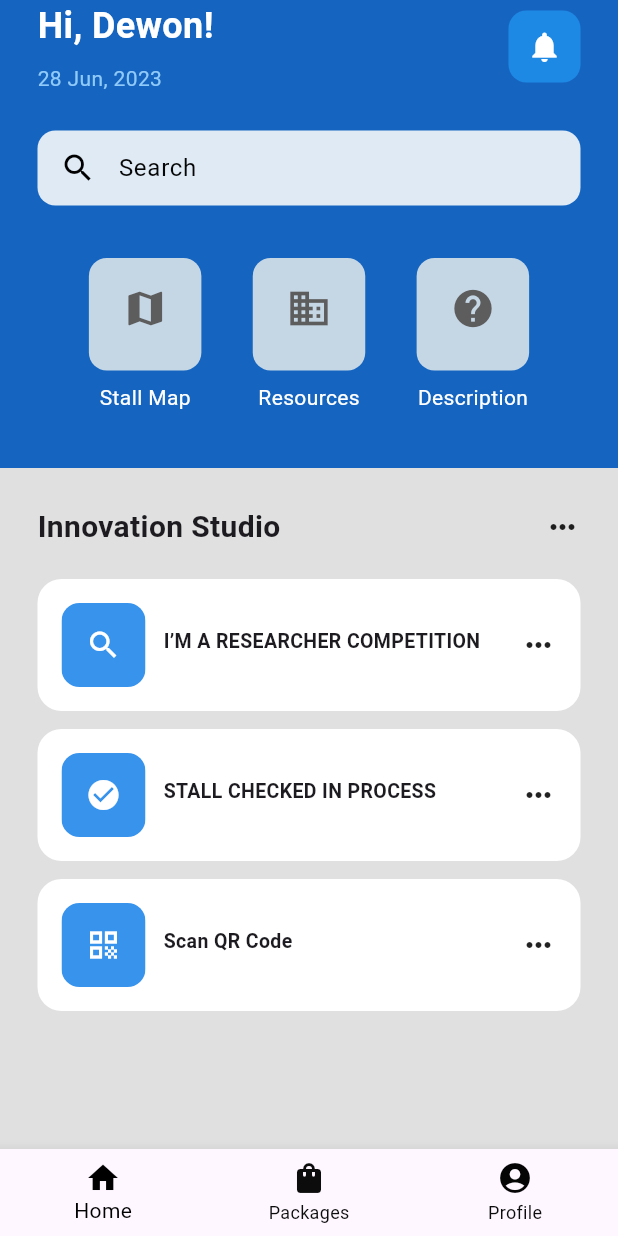
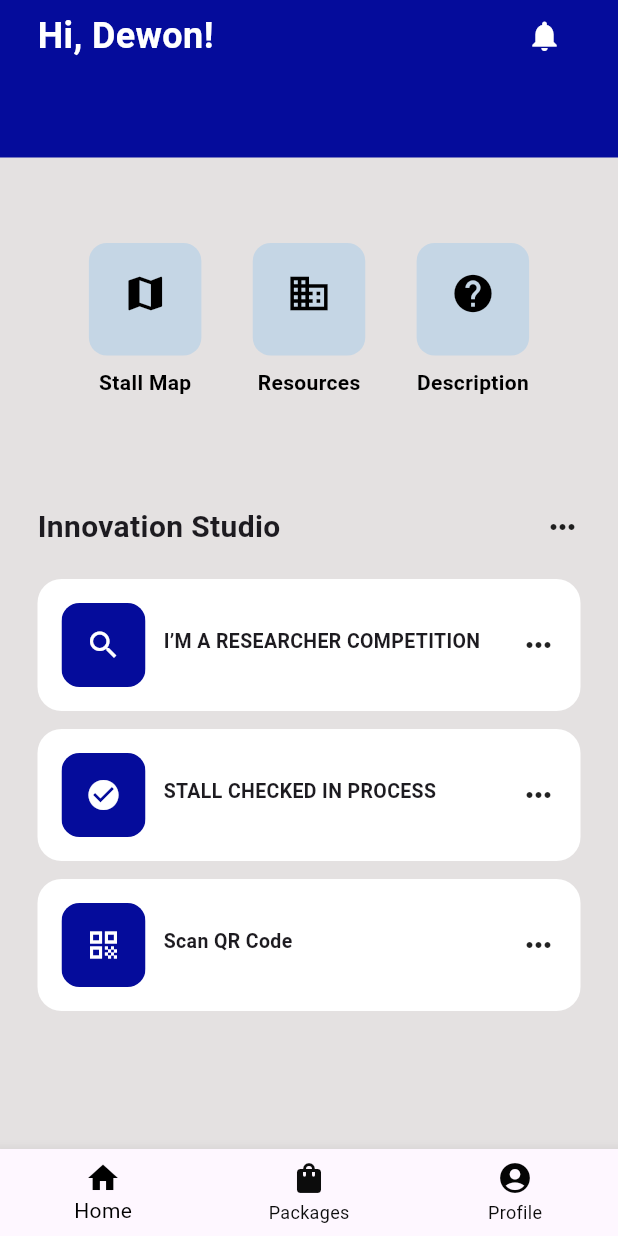
Before and after one commit to ProjectConfee/Confee-mobile, a Flutter app: the HomePage_Sponser screen opened by its route, on a phone screen of 412 x 824 dp. Run offline on Flutter 3.47's test engine with Material 3 defaults, Android fonts, the phone set to English and light mode, and no system bars; our stand-ins replace webview_flutter, youtube_player_flutter; missing offline and left inert: qr_code_scanner, syncfusion_flutter_pdfviewer.

Commit message:
edit updated home page

```diff
--- a/lib/screens/authors/innovationStudio/description_page.dart
+++ b/lib/screens/authors/innovationStudio/description_page.dart
@@ -116,7 +116,7 @@ class _DescriptionPageState extends State<DescriptionPage> {
     return Scaffold(
       appBar: AppBar(
         title: Text('Description'),
-        backgroundColor: Colors.blue[800], // Set the app bar color
+        backgroundColor: Color.fromARGB(255, 7, 14, 145), // Set the app bar color
         leading: IconButton(
           icon: Icon(Icons.arrow_back),
           onPressed: () {
--- a/lib/screens/authors/innovationStudio/home_page.dart
+++ b/lib/screens/authors/innovationStudio/home_page.dart
@@ -768,7 +768,7 @@ class _HomePageState extends State<HomePage_Sponser> {
   @override
   Widget build(BuildContext context) {
     return Scaffold(
-      backgroundColor: Colors.blue[800],
+      backgroundColor: Color(0xFF050C9B),
       bottomNavigationBar: CustomBottomNavigationBar(
         currentIndex: _currentIndex,
         onTap: _onBottomNavBarTapped,
@@ -795,13 +795,7 @@ class _HomePageState extends State<HomePage_Sponser> {
                               fontWeight: FontWeight.bold,
                             ),
                           ),
-                          SizedBox(height: 8),
-                          Text(
-                            '28 Jun, 2023',
-                            style: TextStyle(
-                              color: Colors.blue[200],
-                            ),
-                          ),
+
                         ],
                       ),
                       // Notification
@@ -810,10 +804,7 @@ class _HomePageState extends State<HomePage_Sponser> {
                           _navigateToNotificationPage(context);
                         },
                         child: Container(
-                          decoration: BoxDecoration(
-                            color: Colors.blue[600],
-                            borderRadius: BorderRadius.circular(12),
-                          ),
+
                           padding: EdgeInsets.all(12),
                           child: Icon(
                             Icons.notifications,
@@ -823,42 +814,37 @@ class _HomePageState extends State<HomePage_Sponser> {
                       ),
                     ],
                   ),
-                  SizedBox(height: 25),
+                  SizedBox(height:10),
                   // Search bar
-                  Container(
-                    decoration: BoxDecoration(
-                      color: Color.fromARGB(255, 223, 234, 245),
-                      borderRadius: BorderRadius.circular(12),
-                    ),
-                    padding: EdgeInsets.only(left: 15, top: 1, bottom: 1),
-                    child: Row(
-                      children: [
-                        Icon(
-                          Icons.search,
-                          color: const Color.fromARGB(255, 0, 0, 0),
-                        ),
-                        SizedBox(width: 15),
-                        Expanded(
-                          child: GestureDetector(
-                            onTap: () {
-                              _navigateToCompetitionPage(context); // Navigate to CompetitionPage on search icon tap
-                            },
-                            child: TextField(
-                              style: TextStyle(color: const Color.fromARGB(255, 0, 0, 0)),
-                              decoration: InputDecoration(
-                                hintText: 'Search',
-                                hintStyle: TextStyle(color: const Color.fromARGB(255, 6, 6, 6)),
-                                border: InputBorder.none,
-                              ),
-                            ),
-                          ),
-                        ),
-                      ],
-                    ),
-                  ),
+                  // Container(
+                  //   decoration: BoxDecoration(
+                  //     color: Color.fromARGB(255, 223, 234, 245),
+                  //     borderRadius: BorderRadius.circular(12),
+                  //   ),
+                  //   padding: EdgeInsets.only(left: 15, top: 1, bottom: 1),
+
+
+                  // ),
                   SizedBox(height: 35),
                   // Four different faces
-                  Row(
+
+
+                ],
+              ),
+            ),
+            SizedBox(height: 12),
+
+            Expanded(
+
+              child: Container(
+
+                padding: EdgeInsets.all(25),
+                color: Color.fromARGB(255, 228, 225, 225),
+                child: Column(
+
+                  children: [
+                      SizedBox(height: 32),
+                    Row(
                     mainAxisAlignment: MainAxisAlignment.spaceEvenly,
                     children: [
                       // Stall Map
@@ -872,7 +858,7 @@ class _HomePageState extends State<HomePage_Sponser> {
                             SizedBox(height: 8),
                             Text(
                               'Stall Map',
-                              style: TextStyle(color: Colors.white),
+                              style: TextStyle(color: Colors.black,fontWeight: FontWeight.bold),
                             ),
                           ],
                         ),
@@ -888,7 +874,7 @@ class _HomePageState extends State<HomePage_Sponser> {
                             SizedBox(height: 8),
                             Text(
                               'Resources',
-                              style: TextStyle(color: Colors.white),
+                              style: TextStyle(color: Colors.black,fontWeight: FontWeight.bold),
                             ),
                           ],
                         ),
@@ -904,42 +890,15 @@ class _HomePageState extends State<HomePage_Sponser> {
                             SizedBox(height: 8),
                             Text(
                               'Description',
-                              style: TextStyle(color: Colors.white),
+                              style: TextStyle(color: Colors.black,fontWeight: FontWeight.bold),
                             ),
                           ],
                         ),
                       ),
-                      // QR Scan
-                      // GestureDetector(
-                      //   onTap: () {
-                      //     _navigateToQRScanPage(context); // Navigate to QRScanPage
-                      //   },
-                      //   child: Column(
-                      //     children: [
-                      //       EmoticonFace(
-                      //         icon: Icons.qr_code, // QR code icon
-                      //       ),
-                      //       SizedBox(height: 8),
-                      //       Text(
-                      //         'QR Scan',
-                      //         style: TextStyle(color: Colors.white),
-                      //       ),
-                      //     ],
-                      //   ),
-                      // ),
+
                     ],
                   ),
-                  SizedBox(height: 25),
-                ],
-              ),
-            ),
-            SizedBox(height: 12),
-            Expanded(
-              child: Container(
-                padding: EdgeInsets.all(25),
-                color: Colors.grey[300],
-                child: Column(
-                  children: [
+                   SizedBox(height: 72),
                     // Exercise heading
                     Row(
                       mainAxisAlignment: MainAxisAlignment.spaceBetween,
--- a/lib/screens/authors/innovationStudio/notification.dart
+++ b/lib/screens/authors/innovationStudio/notification.dart
@@ -5,7 +5,7 @@
 
 // class NotificationPage extends StatelessWidget {
 //   const NotificationPage({Key? key}) : super(key: key);
-
+//bu
 //   @override
 //   Widget build(BuildContext context) {
 //     return Scaffold(
@@ -140,7 +140,7 @@ class _NotificationPageState extends State<NotificationPage> {
     return Scaffold(
       appBar: AppBar(
         title: Text('Notifications'),
-        backgroundColor: Colors.blue[800], // Set the app bar color
+        backgroundColor: Color.fromARGB(255, 26, 10, 154), // Set the app bar color
         leading: IconButton(
           icon: Icon(Icons.arrow_back),
           onPressed: () {
--- a/lib/utils/emoticon_face.dart
+++ b/lib/utils/emoticon_face.dart
@@ -29,7 +29,7 @@ class EmoticonFace extends StatelessWidget {
         children: [
           Icon(
             icon,
-            color: Color.fromARGB(255, 94, 93, 93),
+            color: Color.fromARGB(255, 0, 0, 0),
             size: 30,
           ),
           SizedBox(height: 8),
--- a/lib/utils/exercise_tile.dart
+++ b/lib/utils/exercise_tile.dart
@@ -36,7 +36,7 @@ class ExerciseTile extends StatelessWidget {
                     borderRadius: BorderRadius.circular(12),
                     child: Container(
                       padding: EdgeInsets.all(16),
-                      color: Color.fromARGB(255, 56, 147, 237),
+                      color: Color(0xFF050C9B),
                       child: Icon(
                         icon,
                         color: Colors.white,
```
